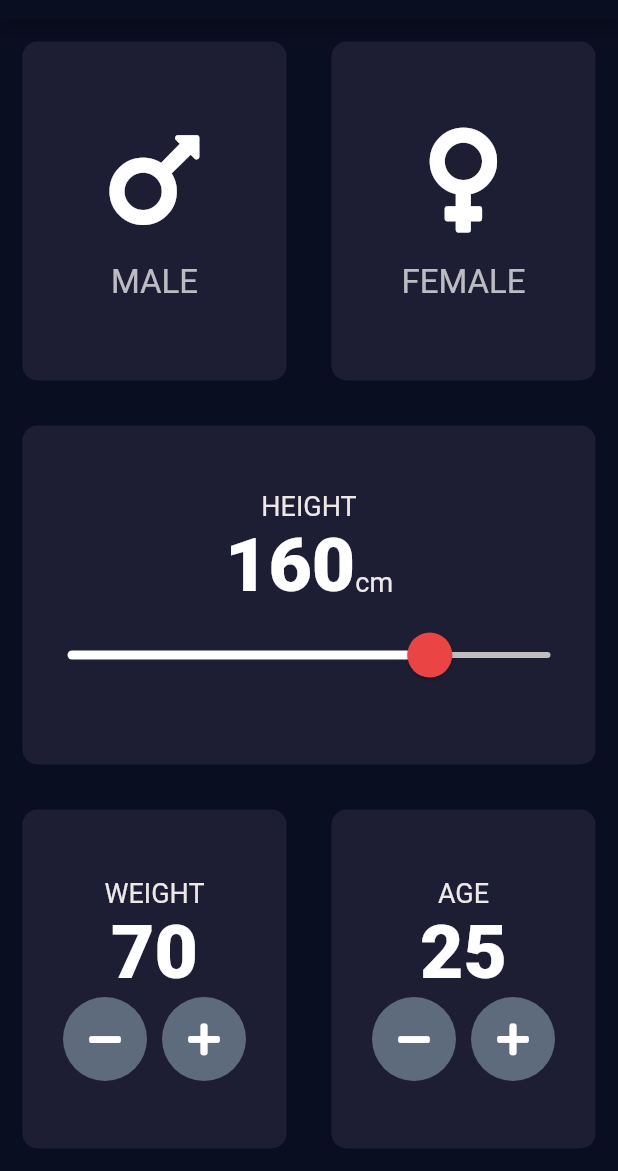
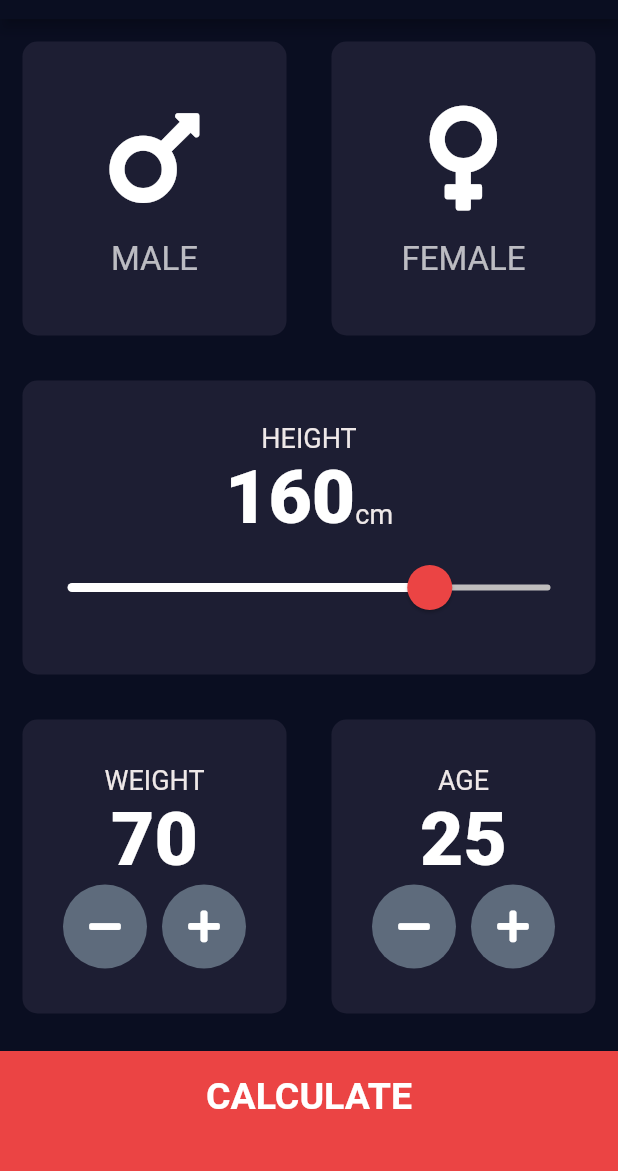
Before and after one commit to kamalnorizan/bmicalculator, a Flutter app: the screen it shows after launch, on a phone screen of 412 x 824 dp, the part 65-1236 px from its top. Run offline on Flutter 3.47's test engine with Material 2 defaults, Android fonts, the phone set to English and light mode, and no system bars; our stand-ins replace font_awesome_flutter.

Commit message:
final page input layout

```diff
--- a/lib/components/bottom_button.dart
+++ b/lib/components/bottom_button.dart
@@ -12,8 +12,19 @@ class BottomButton extends StatelessWidget {
       onTap: onTap,
       child: Container(
         child: Center(
-          child: Text(buttonTitle),
+          child: Text(
+            buttonTitle,
+            style: TextStyle(
+              fontSize: 25.0,
+              fontWeight: FontWeight.bold,
+            ),
+          ),
         ),
+        color: Color(0xFFEB4444),
+        margin: EdgeInsets.only(top: 10.0),
+        padding: EdgeInsets.only(bottom: 20.0),
+        width: double.infinity,
+        height: 80.0,
       ),
     );
   }
--- a/lib/screens/input_page.dart
+++ b/lib/screens/input_page.dart
@@ -1,5 +1,6 @@
 import 'package:flutter/material.dart';
 import 'package:font_awesome_flutter/font_awesome_flutter.dart';
+import 'package:mybmicalculator/components/bottom_button.dart';
 import 'package:mybmicalculator/components/icon_content.dart';
 import 'package:mybmicalculator/components/reusable_card.dart';
 import 'package:mybmicalculator/components/round_icon_button.dart';
@@ -211,6 +212,12 @@ class _InputPageState extends State<InputPage> {
               ],
             ),
           ),
+          BottomButton(
+            buttonTitle: 'CALCULATE',
+            onTap: () {
+              print('ok tapped');
+            },
+          ),
         ],
       )),
     );
```
